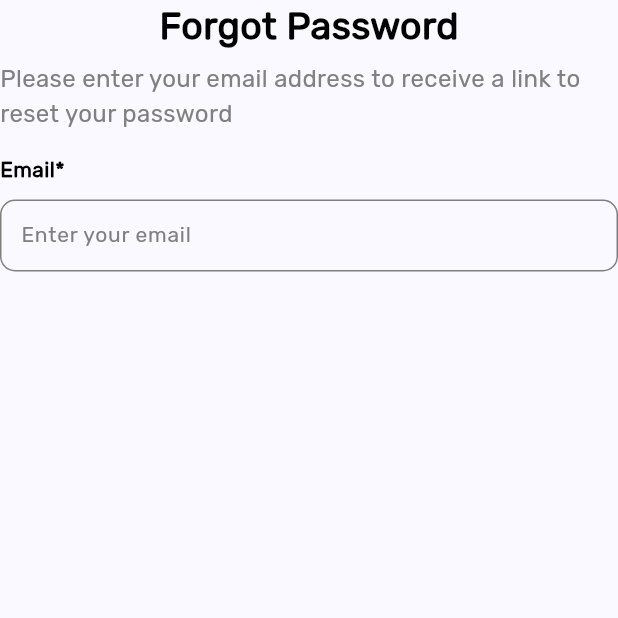
After one commit to mitul-masterly/flutter-project-strcture, a Flutter app: the ForgotPasswordScreen screen opened by its route, on a phone screen of 412 x 824 dp, the top half of it. The commit adds this screen. Run offline on Flutter 3.47's test engine with Material 3 defaults, Android fonts, the phone set to English and light mode, and no system bars; our stand-ins replace cached_network_image, connectivity_plus, device_info_plus, dio, firebase_core, firebase_crashlytics and 11 more; accounts and stored records are empty; generated files the repository leaves out were written again.

Commit message:
added forgot_password_bloc.dart

```diff
--- /dev/null
+++ b/lib/bloc/auth/forgot_password/forgot_password_bloc.dart
@@ -0,0 +1,12 @@
+import 'package:flutter/cupertino.dart';
+import 'package:flutter_bloc/flutter_bloc.dart';
+import 'package:freezed_annotation/freezed_annotation.dart';
+
+part 'forgot_password_bloc.freezed.dart';
+part 'forgot_password_event.dart';
+part 'forgot_password_state.dart';
+
+class ForgotPasswordBloc
+    extends Bloc<ForgotPasswordEvent, ForgotPasswordState> {
+  ForgotPasswordBloc() : super(ForgotPasswordState.initial());
+}
--- /dev/null
+++ b/lib/bloc/auth/forgot_password/forgot_password_event.dart
@@ -0,0 +1,4 @@
+part of 'forgot_password_bloc.dart';
+
+@freezed
+class ForgotPasswordEvent with _$ForgotPasswordEvent {}
--- /dev/null
+++ b/lib/bloc/auth/forgot_password/forgot_password_state.dart
@@ -0,0 +1,11 @@
+part of 'forgot_password_bloc.dart';
+
+@freezed
+abstract class ForgotPasswordState with _$ForgotPasswordState {
+  const factory ForgotPasswordState(
+      {final bool? isLoading,
+      required final TextEditingController txtEmail}) = _ForgotPasswordState;
+
+  factory ForgotPasswordState.initial() =>
+      ForgotPasswordState(isLoading: null, txtEmail: TextEditingController());
+}
--- a/lib/routes/app_providers.dart
+++ b/lib/routes/app_providers.dart
@@ -1,5 +1,6 @@
 import 'package:flutter/material.dart';
 import 'package:flutter_bloc/flutter_bloc.dart';
+import 'package:flutter_project_structure/bloc/auth/forgot_password/forgot_password_bloc.dart';
 import 'package:flutter_project_structure/bloc/auth/login/login_bloc.dart';
 import 'package:flutter_project_structure/bloc/auth/signup/signup_bloc.dart';
 import 'package:flutter_project_structure/bloc/my_app/localisation_bloc.dart';
@@ -26,6 +27,9 @@ List<BlocProvider<StateStreamableSource<Object?>>> getAppProviders() {
         userRepo: context.read<UserRepo>(),
       ),
     ),
+    BlocProvider(
+      create: (final BuildContext context) => ForgotPasswordBloc(),
+    ),
   ];
 }
 
--- a/lib/routes/app_routes.dart
+++ b/lib/routes/app_routes.dart
@@ -1,5 +1,6 @@
 import 'package:flutter/material.dart';
 import 'package:flutter_project_structure/Routes/routes_name.dart';
+import 'package:flutter_project_structure/views/auth/forgot_password/forgot_password_page.dart';
 import 'package:flutter_project_structure/views/auth/login/login_page.dart';
 import 'package:flutter_project_structure/views/auth/signup/sign_up_page.dart';
 import 'package:flutter_project_structure/views/auth/splash/splash_page.dart';
@@ -21,6 +22,8 @@ class AppRoutes {
       RouteName.profileScreen: (final BuildContext context) => ProfileScreen(),
       RouteName.tabNavigationView: (final BuildContext context) =>
           TabNavigationView(),
+      RouteName.forgotPasswordScreen: (final BuildContext context) =>
+          ForgotPasswordScreen(),
     };
   }
 }
--- a/lib/routes/routes_name.dart
+++ b/lib/routes/routes_name.dart
@@ -6,4 +6,5 @@ class RouteName {
   static const String historyScreen = '/history_screen';
   static const String profileScreen = '/profile_screen';
   static const String tabNavigationView = '/tab_navigation_view';
+  static const String forgotPasswordScreen = '/forgot_password_screen';
 }
--- /dev/null
+++ b/lib/views/auth/forgot_password/forgot_password_page.dart
@@ -0,0 +1,48 @@
+import 'package:flutter/material.dart';
+import 'package:flutter_bloc/flutter_bloc.dart';
+import 'package:flutter_project_structure/bloc/auth/forgot_password/forgot_password_bloc.dart';
+import 'package:flutter_project_structure/components/common_text_field_widget.dart';
+import 'package:flutter_project_structure/helper/extension/localization_extension.dart';
+import 'package:flutter_project_structure/theme/app_colors.dart';
+import 'package:flutter_project_structure/theme/font_styles.dart';
+import 'package:flutter_project_structure/utils/app_enums.dart';
+import 'package:flutter_project_structure/utils/app_strings.dart';
+import 'package:flutter_project_structure/utils/utils.dart';
+
+class ForgotPasswordScreen extends StatelessWidget {
+  @override
+  Widget build(final BuildContext context) {
+    return Scaffold(
+      body: BlocProvider<ForgotPasswordBloc>(
+        create: (final BuildContext context) {
+          return ForgotPasswordBloc();
+        },
+        child: BlocBuilder<ForgotPasswordBloc, ForgotPasswordState>(builder:
+            (final BuildContext context, final ForgotPasswordState state) {
+          return Column(
+            children: <Widget>[
+              Text(
+                'Forgot Password'.tr(context),
+                style: rubikW700.copyWith(fontSize: 25),
+              ),
+              5.height,
+              Text(
+                'Please enter your email address to receive a link to reset your password'
+                    .tr(context),
+                style: rubikW400.copyWith(color: AppColors.color808080),
+              ),
+              16.height,
+              AppTextField(
+                type: TextFieldTypes.email,
+                title: AppStrings.email,
+                textEditingController: state.txtEmail,
+                strHeaderTitle: '${AppStrings.email.tr(context)}*',
+                textInputAction: TextInputAction.next,
+              ),
+            ],
+          );
+        }),
+      ),
+    );
+  }
+}
--- /dev/null
+++ b/lib/views/auth/forgot_password/widgets/forgot_password_form_widget.dart
@@ -0,0 +1,8 @@
+import 'package:flutter/material.dart';
+
+class ForgotPasswordFormWidget extends StatelessWidget {
+  @override
+  Widget build(final BuildContext context) {
+    return SizedBox();
+  }
+}
```
Also changed, not shown: lib/bloc/auth/forgot_password/forgot_password_bloc.freezed.dart (added).
